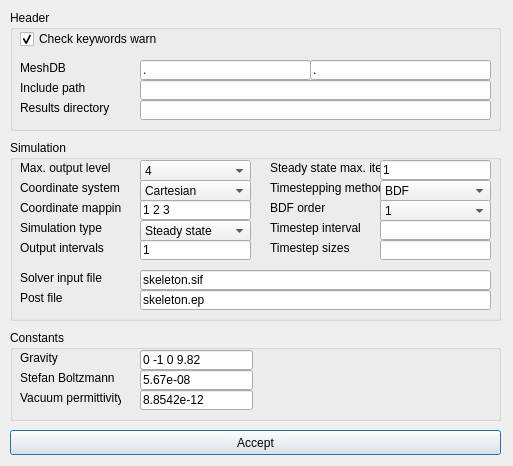
tehnick/elmerfem, file misc/Mesh3D/forms/generalsetup.ui: the form before one commit.
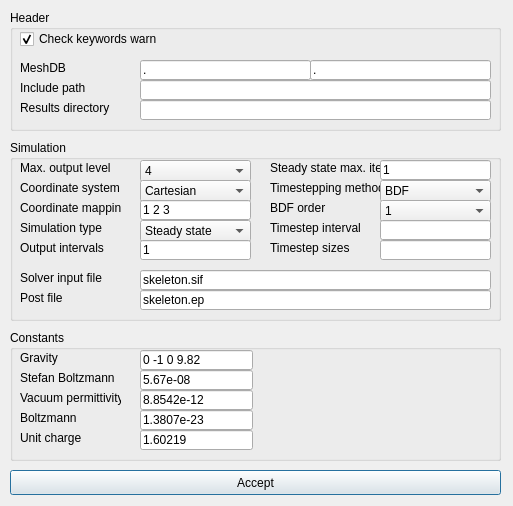
The form after the commit. Icons and pictures are not drawn.

Commit message: Added two new constant to the generalsetup.ui

Diff of the .ui file:
```diff
--- a/misc/Mesh3D/forms/generalsetup.ui
+++ b/misc/Mesh3D/forms/generalsetup.ui
@@ -6,7 +6,7 @@
     <x>0</x>
     <y>0</y>
     <width>513</width>
-    <height>466</height>
+    <height>506</height>
    </rect>
   </property>
   <property name="windowTitle" >
@@ -530,7 +530,7 @@
      <x>10</x>
      <y>330</y>
      <width>491</width>
-     <height>91</height>
+     <height>131</height>
     </rect>
    </property>
    <property name="title" >
@@ -614,12 +614,64 @@
      <string>8.8542e-12</string>
     </property>
    </widget>
+   <widget class="QLineEdit" name="boltzmannEdit" >
+    <property name="geometry" >
+     <rect>
+      <x>130</x>
+      <y>80</y>
+      <width>113</width>
+      <height>20</height>
+     </rect>
+    </property>
+    <property name="text" >
+     <string>1.3807e-23</string>
+    </property>
+   </widget>
+   <widget class="QLineEdit" name="unitChargeEdit" >
+    <property name="geometry" >
+     <rect>
+      <x>130</x>
+      <y>100</y>
+      <width>113</width>
+      <height>20</height>
+     </rect>
+    </property>
+    <property name="text" >
+     <string>1.60219</string>
+    </property>
+   </widget>
+   <widget class="QLabel" name="boltzmannLabel" >
+    <property name="geometry" >
+     <rect>
+      <x>10</x>
+      <y>80</y>
+      <width>101</width>
+      <height>16</height>
+     </rect>
+    </property>
+    <property name="text" >
+     <string>Boltzmann</string>
+    </property>
+   </widget>
+   <widget class="QLabel" name="unitChargeLabel" >
+    <property name="geometry" >
+     <rect>
+      <x>10</x>
+      <y>100</y>
+      <width>101</width>
+      <height>16</height>
+     </rect>
+    </property>
+    <property name="text" >
+     <string>Unit charge</string>
+    </property>
+   </widget>
   </widget>
   <widget class="QPushButton" name="acceptButton" >
    <property name="geometry" >
     <rect>
      <x>10</x>
-     <y>430</y>
+     <y>470</y>
      <width>491</width>
      <height>25</height>
     </rect>
```
The commit also changes 1 other file.
